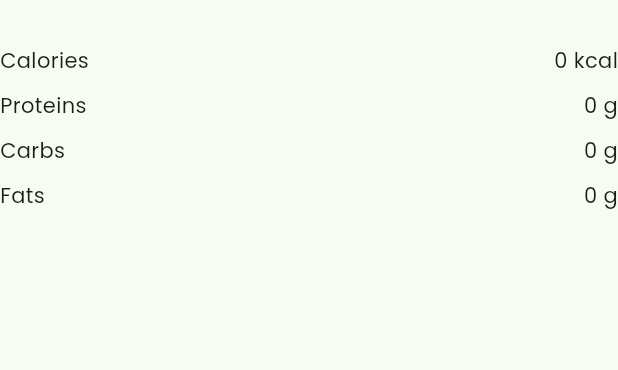
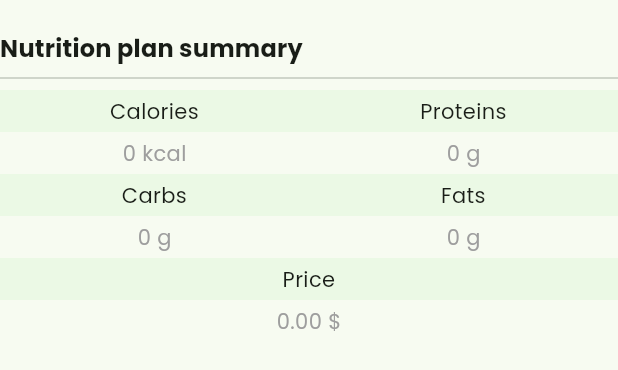
Before and after one commit to p-olszewski/DietDesigner, a Flutter app: the NutritionPlanStatistics widget shown alone on an empty page, opened directly with empty values, on a phone screen of 412 x 824 dp. Shown: the top 370 px of the screen. Run offline on Flutter 3.47's test engine with Material 2 defaults, Android fonts, the phone set to English and light mode, and no system bars; our stand-ins replace cloud_firestore, firebase_auth, firebase_core, flutter_dotenv, flutter_toggle_tab, fluttertoast and 5 more; missing offline and left inert: weekly_date_picker; accounts and stored records are empty.

Commit message:
Style nutrition plan statistics

```diff
--- a/lib/widgets/nutrition_plan_statistics.dart
+++ b/lib/widgets/nutrition_plan_statistics.dart
@@ -3,9 +3,9 @@ import 'package:flutter/material.dart';
 
 class NutritionPlanStatistics extends StatelessWidget {
   const NutritionPlanStatistics({
-    super.key,
+    Key? key,
     required this.nutritionPlan,
-  });
+  }) : super(key: key);
 
   final NutritionPlan nutritionPlan;
 
@@ -14,39 +14,69 @@ class NutritionPlanStatistics extends StatelessWidget {
     return Column(
       children: [
         const SizedBox(height: 20),
-        const SizedBox(height: 10),
         Row(
-          mainAxisAlignment: MainAxisAlignment.spaceBetween,
           children: [
-            const Text('Calories'),
-            Text('${nutritionPlan.calories.toStringAsFixed(0)} kcal'),
+            Text(
+              'Nutrition plan summary',
+              style: Theme.of(context).textTheme.titleMedium!.copyWith(fontWeight: FontWeight.bold),
+            ),
           ],
         ),
-        const SizedBox(height: 10),
+        const Divider(),
         Row(
-          mainAxisAlignment: MainAxisAlignment.spaceBetween,
           children: [
-            const Text('Proteins'),
-            Text('${nutritionPlan.proteins.toStringAsFixed(0)} g'),
+            Expanded(
+              child: _buildStatisticBox(context, 'Calories', '${nutritionPlan.calories.toStringAsFixed(0)} kcal'),
+            ),
+            Expanded(
+              child: _buildStatisticBox(context, 'Proteins', '${nutritionPlan.proteins.toStringAsFixed(0)} g'),
+            ),
           ],
         ),
-        const SizedBox(height: 10),
         Row(
-          mainAxisAlignment: MainAxisAlignment.spaceBetween,
           children: [
-            const Text('Carbs'),
-            Text('${nutritionPlan.carbs.toStringAsFixed(0)} g'),
+            Expanded(
+              child: _buildStatisticBox(context, 'Carbs', '${nutritionPlan.carbs.toStringAsFixed(0)} g'),
+            ),
+            Expanded(
+              child: _buildStatisticBox(context, 'Fats', '${nutritionPlan.fats.toStringAsFixed(0)} g'),
+            ),
           ],
         ),
-        const SizedBox(height: 10),
         Row(
-          mainAxisAlignment: MainAxisAlignment.spaceBetween,
           children: [
-            const Text('Fats'),
-            Text('${nutritionPlan.fats.toStringAsFixed(0)} g'),
+            Expanded(
+              child: _buildStatisticBox(
+                  context, 'Price', '${nutritionPlan.meals.fold(0.0, (sum, meal) => sum + meal.pricePerServing!).toStringAsFixed(2)} \$'),
+            ),
           ],
         ),
       ],
     );
   }
+
+  Widget _buildStatisticBox(BuildContext context, String label, String value) {
+    return Column(
+      children: [
+        Container(
+          width: double.infinity,
+          decoration: BoxDecoration(
+            color: Theme.of(context).colorScheme.primaryContainer.withOpacity(0.2),
+          ),
+          padding: const EdgeInsets.all(4.0),
+          child: Text(
+            label,
+            textAlign: TextAlign.center,
+          ),
+        ),
+        Padding(
+          padding: const EdgeInsets.all(4.0),
+          child: Text(
+            value,
+            style: const TextStyle(color: Colors.grey),
+          ),
+        ),
+      ],
+    );
+  }
 }
```
